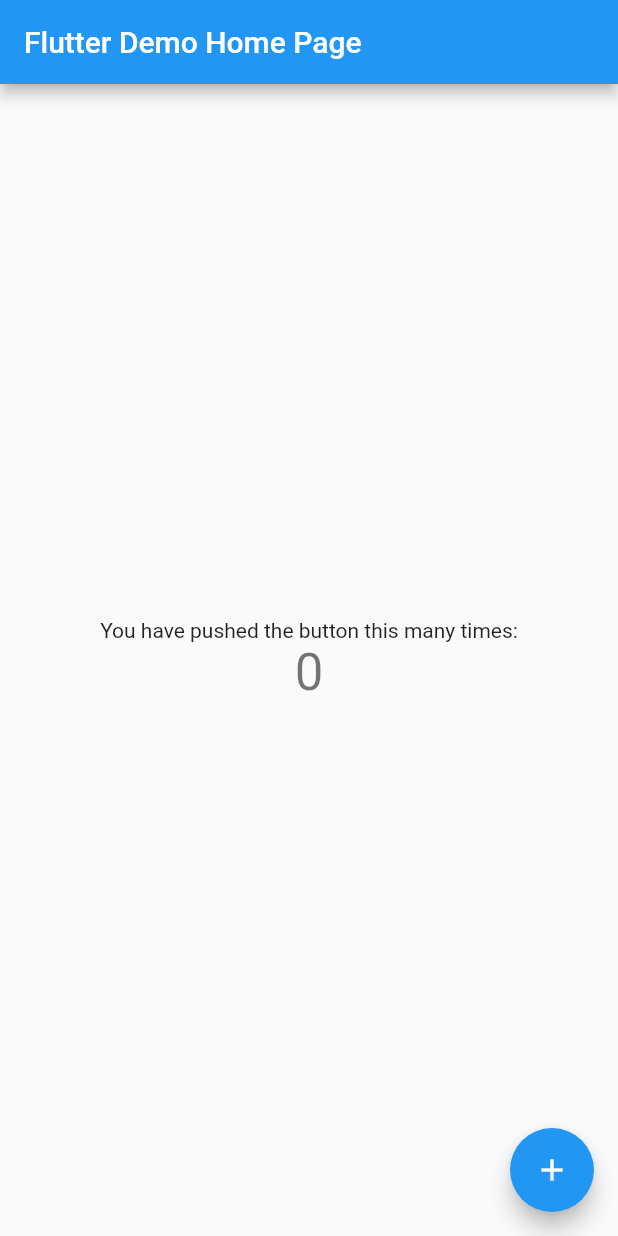
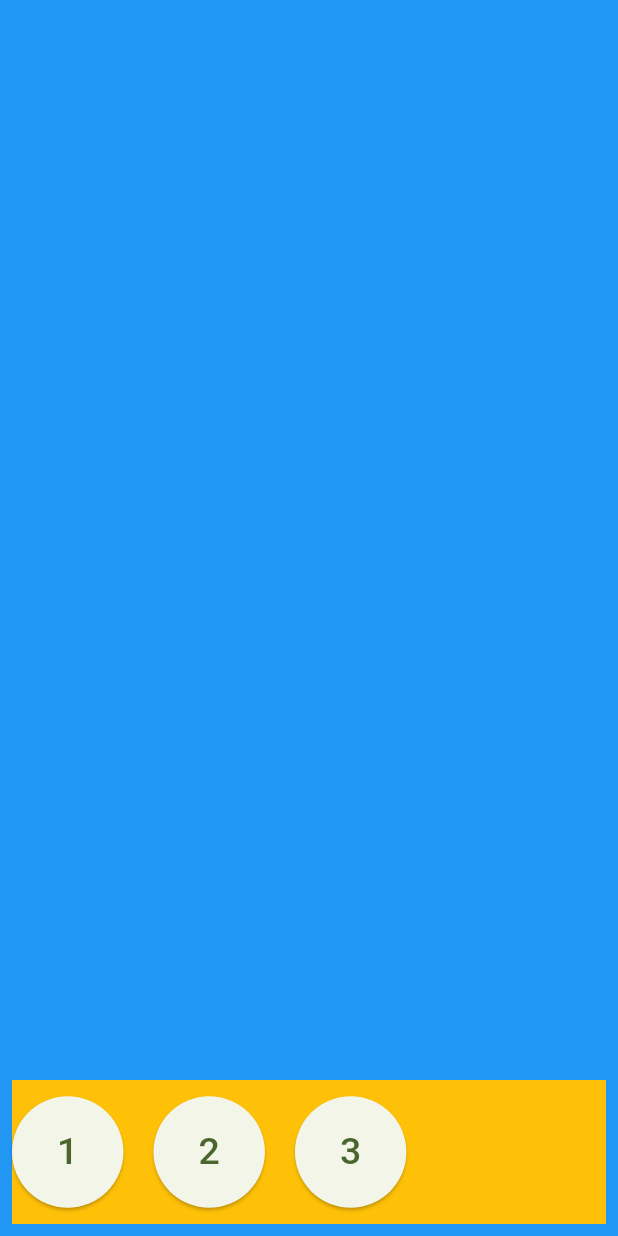
Before and after one commit to Lauri92/flutter-calculator, a Flutter app: the screen it shows after launch, on a phone screen of 412 x 824 dp. Run offline on Flutter 3.47's test engine with Material 2 defaults, Android fonts, the phone set to English and light mode, and no system bars.

Commit message:
Sample calculator row

```diff
--- /dev/null
+++ b/lib/CalculatorApp.dart
@@ -0,0 +1,24 @@
+import 'package:flutter/material.dart';
+import 'package:provider/provider.dart';
+import 'CalculatorAppState.dart';
+import 'Screens/CalculatorScreen.dart';
+
+class CalculatorApp extends StatelessWidget {
+  const CalculatorApp({super.key});
+
+  // This widget is the root of your application.
+  @override
+  Widget build(BuildContext context) {
+    return ChangeNotifierProvider(
+      create: (context) => CalculatorAppState(),
+      child: MaterialApp(
+        title: 'Calculator app',
+        theme: ThemeData(
+          useMaterial3: true,
+          colorScheme: ColorScheme.fromSeed(seedColor: Colors.lightGreenAccent),
+        ),
+        home: const CalculatorScreen(),
+      ),
+    );
+  }
+}
--- /dev/null
+++ b/lib/CalculatorAppState.dart
@@ -0,0 +1,5 @@
+import 'package:flutter/cupertino.dart';
+
+class CalculatorAppState extends ChangeNotifier {
+
+}
--- /dev/null
+++ b/lib/Screens/CalculatorScreen.dart
@@ -0,0 +1,95 @@
+import 'package:flutter/material.dart';
+
+class CalculatorScreen extends StatefulWidget {
+  const CalculatorScreen({super.key});
+
+  @override
+  State<CalculatorScreen> createState() => _CalculatorScreenState();
+}
+
+class _CalculatorScreenState extends State<CalculatorScreen> {
+  @override
+  Widget build(BuildContext context) {
+    var colorScheme = Theme.of(context).colorScheme;
+
+    // The container for the current page, with its background color
+    // and subtle switching animation.
+    var mainArea = ColoredBox(color: colorScheme.surfaceVariant);
+
+    return Scaffold(
+      body: SafeArea(
+        child: Container(
+          color: Colors.blue,
+          child: Padding(
+            padding: const EdgeInsets.all(8.0),
+            child: Column(
+              mainAxisAlignment: MainAxisAlignment.end,
+              children: [
+                Container(
+                  color: Colors.amber,
+                  child: Row(
+                    children: [
+                      ElevatedButton(
+                        onPressed: () {
+                          print("Pressing a button");
+                        },
+                        style: ElevatedButton.styleFrom(
+                          shape: const CircleBorder(),
+                          padding: const EdgeInsets.all(30),
+                        ),
+                        child: const Text(
+                          "1",
+                          style: TextStyle(fontSize: 25),
+                        ),
+                      ),
+                      const SizedBox(width: 20),
+                      ElevatedButton(
+                        onPressed: () {
+                          print("Pressing a button");
+                        },
+                        style: ElevatedButton.styleFrom(
+                          shape: const CircleBorder(),
+                          padding: const EdgeInsets.all(30),
+                        ),
+                        child: const Text(
+                          "2",
+                          style: TextStyle(fontSize: 25),
+                        ),
+                      ),
+                      const SizedBox(width: 20),
+                      ElevatedButton(
+                        onPressed: () {
+                          print("Pressing a button");
+                        },
+                        style: ElevatedButton.styleFrom(
+                          shape: const CircleBorder(),
+                          padding: const EdgeInsets.all(30),
+                        ),
+                        child: const Text(
+                          "3",
+                          style: TextStyle(fontSize: 25),
+                        ),
+                      )
+                    ],
+                  ),
+                ),
+              ],
+            ),
+          ),
+        ),
+      ),
+    );
+  }
+}
+
+class NumberButton extends StatelessWidget {
+  const NumberButton({super.key, required this.number});
+
+  final int number;
+
+  @override
+  Widget build(BuildContext context) {
+    // TODO: implement build
+    throw UnimplementedError();
+  }
+}
--- a/lib/main.dart
+++ b/lib/main.dart
@@ -1,115 +1,6 @@
 import 'package:flutter/material.dart';
+import 'CalculatorApp.dart';
 
 void main() {
   runApp(const CalculatorApp());
 }
-
-class CalculatorApp extends StatelessWidget {
-  const CalculatorApp({super.key});
-
-  // This widget is the root of your application.
-  @override
-  Widget build(BuildContext context) {
-    return MaterialApp(
-      title: 'Flutter Demo',
-      theme: ThemeData(
-        // This is the theme of your application.
-        //
-        // Try running your application with "flutter run". You'll see the
-        // application has a blue toolbar. Then, without quitting the app, try
-        // changing the primarySwatch below to Colors.green and then invoke
-        // "hot reload" (press "r" in the console where you ran "flutter run",
-        // or simply save your changes to "hot reload" in a Flutter IDE).
-        // Notice that the counter didn't reset back to zero; the application
-        // is not restarted.
-        primarySwatch: Colors.blue,
-      ),
-      home: const CalculatorScreen(title: 'Flutter Demo Home Page'),
-    );
-  }
-}
-
-class CalculatorScreen extends StatefulWidget {
-  const CalculatorScreen({super.key, required this.title});
-
-  // This widget is the home page of your application. It is stateful, meaning
-  // that it has a State object (defined below) that contains fields that affect
-  // how it looks.
-
-  // This class is the configuration for the state. It holds the values (in this
-  // case the title) provided by the parent (in this case the App widget) and
-  // used by the build method of the State. Fields in a Widget subclass are
-  // always marked "final".
-
-  final String title;
-
-  @override
-  State<CalculatorScreen> createState() => _CalculatorScreenState();
-}
-
-class _CalculatorScreenState extends State<CalculatorScreen> {
-  int _counter = 0;
-
-  void _incrementCounter() {
-    setState(() {
-      // This call to setState tells the Flutter framework that something has
-      // changed in this State, which causes it to rerun the build method below
-      // so that the display can reflect the updated values. If we changed
-      // _counter without calling setState(), then the build method would not be
-      // called again, and so nothing would appear to happen.
-      _counter++;
-    });
-  }
-
-  @override
-  Widget build(BuildContext context) {
-    // This method is rerun every time setState is called, for instance as done
-    // by the _incrementCounter method above.
-    //
-    // The Flutter framework has been optimized to make rerunning build methods
-    // fast, so that you can just rebuild anything that needs updating rather
-    // than having to individually change instances of widgets.
-    return Scaffold(
-      appBar: AppBar(
-        // Here we take the value from the MyHomePage object that was created by
-        // the App.build method, and use it to set our appbar title.
-        title: Text(widget.title),
-      ),
-      body: Center(
-        // Center is a layout widget. It takes a single child and positions it
-        // in the middle of the parent.
-        child: Column(
-          // Column is also a layout widget. It takes a list of children and
-          // arranges them vertically. By default, it sizes itself to fit its
-          // children horizontally, and tries to be as tall as its parent.
-          //
-          // Invoke "debug painting" (press "p" in the console, choose the
-          // "Toggle Debug Paint" action from the Flutter Inspector in Android
-          // Studio, or the "Toggle Debug Paint" command in Visual Studio Code)
-          // to see the wireframe for each widget.
-          //
-          // Column has various properties to control how it sizes itself and
-          // how it positions its children. Here we use mainAxisAlignment to
-          // center the children vertically; the main axis here is the vertical
-          // axis because Columns are vertical (the cross axis would be
-          // horizontal).
-          mainAxisAlignment: MainAxisAlignment.center,
-          children: <Widget>[
-            const Text(
-              'You have pushed the button this many times:',
-            ),
-            Text(
-              '$_counter',
-              style: Theme.of(context).textTheme.headlineMedium,
-            ),
-          ],
-        ),
-      ),
-      floatingActionButton: FloatingActionButton(
-        onPressed: _incrementCounter,
-        tooltip: 'Increment',
-        child: const Icon(Icons.add),
-      ), // This trailing comma makes auto-formatting nicer for build methods.
-    );
-  }
-}
--- a/pubspec.yaml
+++ b/pubspec.yaml
@@ -35,6 +35,7 @@ dependencies:
   # The following adds the Cupertino Icons font to your application.
   # Use with the CupertinoIcons class for iOS style icons.
   cupertino_icons: ^1.0.2
+  provider: ^6.0.0
 
 dev_dependencies:
   flutter_test:
```
Also changed, not shown: pubspec.lock, 1 other file.
